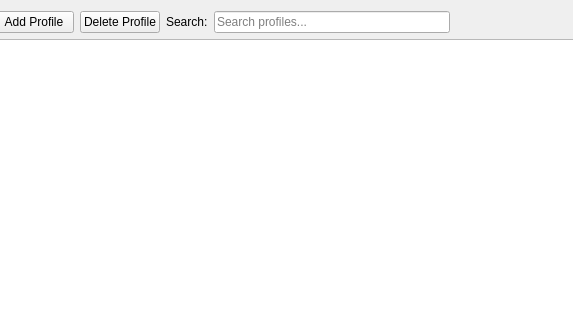
Dissonance1/edgex-gui, file src/ProfilesView.ui: the form before one commit; both pictures show x 103 to 676 and y 0 to 320 of the 800 by 600 pixel window.
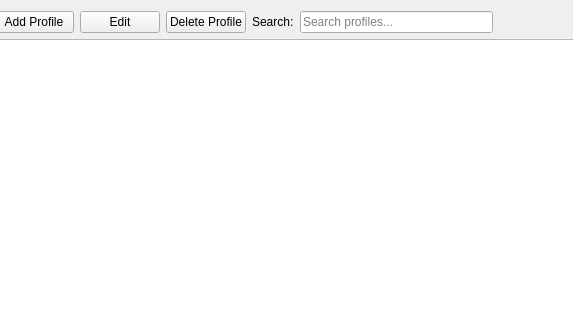
The form after the commit.

```diff
--- a/src/ProfilesView.ui
+++ b/src/ProfilesView.ui
@@ -27,6 +27,13 @@
        </property>
       </widget>
      </item>
+     <item>
+      <widget class="QPushButton" name="btnEdit">
+       <property name="text">
+        <string>Edit</string>
+       </property>
+      </widget>
+     </item>
      <item>
       <widget class="QPushButton" name="btnDelete">
        <property name="text">
```
